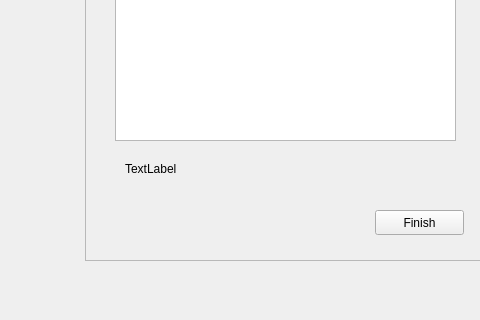
First picture: the form in src/ui/servicewindow.ui, repository gabrielhenrique-123/CotidianoConecta, before the edit; both pictures show x 115 to 595 and y 280 to 600 of the 800 by 600 pixel window.
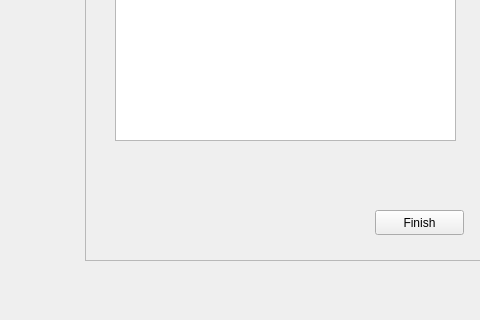
Second picture: the form after the edit.

The edit to the form file:
```diff
--- a/src/ui/servicewindow.ui
+++ b/src/ui/servicewindow.ui
@@ -88,19 +88,6 @@
       <string>Finish</string>
      </property>
     </widget>
-    <widget class="QLabel" name="label">
-     <property name="geometry">
-      <rect>
-       <x>40</x>
-       <y>430</y>
-       <width>231</width>
-       <height>17</height>
-      </rect>
-     </property>
-     <property name="text">
-      <string>TextLabel</string>
-     </property>
-    </widget>
    </widget>
   </widget>
   <widget class="QMenuBar" name="menubar">
```
